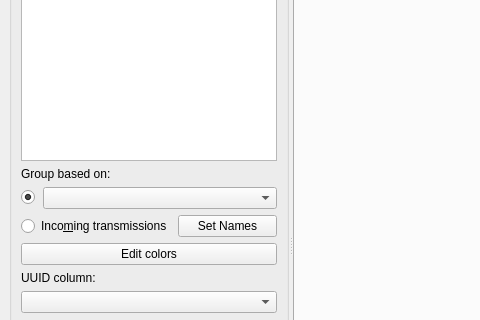
Above: plotting/old/ui_files/window_pytemplate.ui from kushalkolar/MESmerize before the change; both pictures show x 0 to 480 and y 92 to 412 of the 1231 by 701 pixel window. Below: the same form after it.
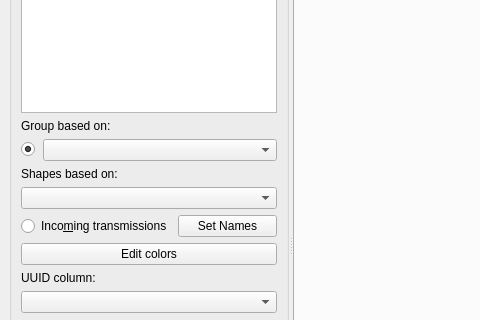
That is the form after the change.

The edit to the form file:
```diff
--- a/plotting/old/ui_files/window_pytemplate.ui
+++ b/plotting/old/ui_files/window_pytemplate.ui
@@ -81,6 +81,16 @@
              </item>
             </layout>
            </item>
+           <item>
+            <widget class="QLabel" name="labelShapesBasedOn">
+             <property name="text">
+              <string>Shapes based on:</string>
+             </property>
+            </widget>
+           </item>
+           <item>
+            <widget class="QComboBox" name="comboBoxShape"/>
+           </item>
            <item>
             <layout class="QHBoxLayout" name="horizontalLayout_4">
              <item>
```
